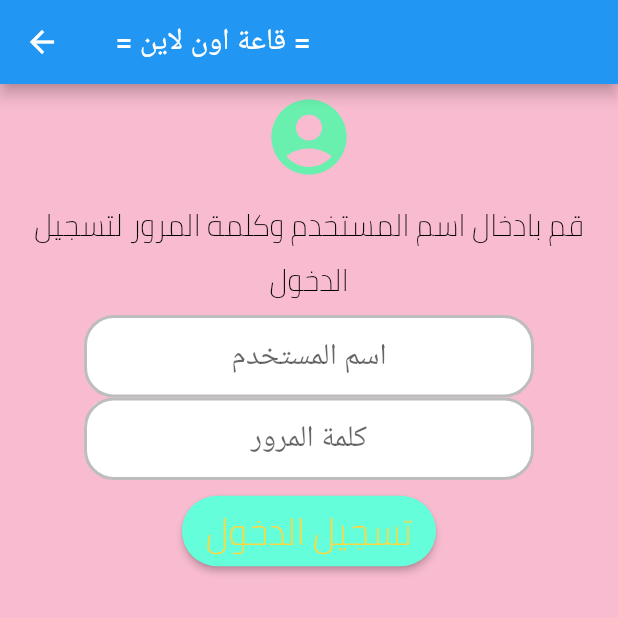
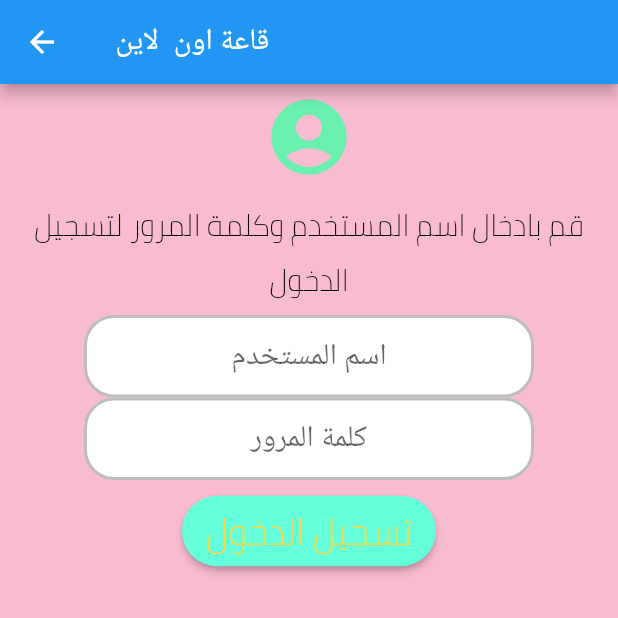
Before and after one commit to AhmadHirthani/halls_reservation, a Flutter app: the loginPage screen opened directly, on a phone screen of 412 x 824 dp, the top half of it. Run offline on Flutter 3.47's test engine with Material 2 defaults, Android fonts, the phone set to English and light mode, and no system bars; our stand-ins replace cloud_firestore, firebase_auth, firebase_core; missing offline and left inert: date_range_picker; accounts and stored records are empty; Roboto replaces fonts that are missing (Amiri).

Commit message:
just testing

```diff
--- a/lib/main.dart
+++ b/lib/main.dart
@@ -49,7 +49,7 @@ class _loginPageState extends State<loginPage> {
     return new Scaffold(
         backgroundColor: Colors.pink[100],
         appBar: new AppBar(
-          title: new Text(" = قاعة اون لاين = "),
+          title: new Text(" قاعة اون  لاين "),
         ),
         body: SingleChildScrollView(
           child: ConstrainedBox(
```
